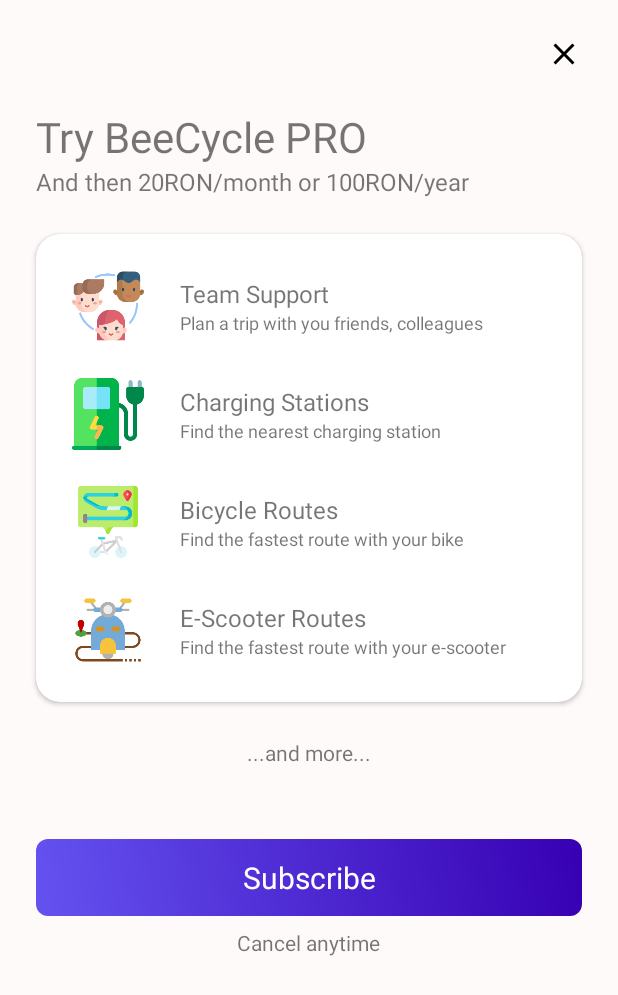
After one commit to helod91/bee-cycle, an Android app: the layout activity_pro_details.xml on its own in the app's theme, with its tools: preview values and no code run, on a phone screen of 412 x 824 dp. The commit adds this screen. Shown: the top 995 px of the screen. Run offline under Robolectric (Android 15) with nearby library versions, the phone set to English and light mode, and no system bars.

Commit message:
Add pro details page

```diff
--- a/app/src/main/AndroidManifest.xml
+++ b/app/src/main/AndroidManifest.xml
@@ -37,5 +37,8 @@
         <activity
             android:name=".ui.profile.ProfileActivity"
             android:exported="true" />
+
+        <activity android:name=".ui.prodetails.ProDetailsActivity"
+            android:exported="true" />
     </application>
 </manifest>
--- a/app/src/main/java/com/accenture/beecycle/ui/main/TeamAdapter.kt
+++ b/app/src/main/java/com/accenture/beecycle/ui/main/TeamAdapter.kt
@@ -1,5 +1,7 @@
 package com.accenture.beecycle.ui.main
 
+import android.content.Context
+import android.content.Intent
 import android.view.LayoutInflater
 import android.view.View
 import android.view.ViewGroup
@@ -8,6 +10,7 @@ import androidx.core.view.isInvisible
 import com.accenture.beecycle.common.BaseAdapter
 import com.accenture.beecycle.databinding.ItemTeamBinding
 import com.accenture.beecycle.domain.models.Team
+import com.accenture.beecycle.ui.prodetails.ProDetailsActivity
 import com.bumptech.glide.Glide
 
 class TeamAdapter : BaseAdapter<ItemTeamBinding, Team>() {
@@ -25,7 +28,19 @@ class TeamAdapter : BaseAdapter<ItemTeamBinding, Team>() {
             teamName.text = team?.name
             teamMembers.text = "${team?.members?.size} in this team"
             setAvatars(this, team?.members)
+
+            teamRide.setOnClickListener {
+                openProDetails(it.context)
+            }
+            root.setOnClickListener {
+                openProDetails(it.context)
+            }
         }
+    }
+
+    private fun openProDetails(context: Context) {
+        val openProDetails = Intent(context, ProDetailsActivity::class.java)
+        context.startActivity(openProDetails)
     }
 
     private fun setAvatars(binding: ItemTeamBinding, members: List<String>?) {
--- /dev/null
+++ b/app/src/main/java/com/accenture/beecycle/ui/prodetails/ProDetailsActivity.kt
@@ -0,0 +1,27 @@
+package com.accenture.beecycle.ui.prodetails
+
+import android.content.Context
+import android.os.Bundle
+import android.view.LayoutInflater
+import androidx.appcompat.app.AppCompatActivity
+import com.accenture.beecycle.databinding.ActivityProDetailsBinding
+import io.github.inflationx.viewpump.ViewPumpContextWrapper
+
+class ProDetailsActivity : AppCompatActivity() {
+
+    override fun onCreate(savedInstanceState: Bundle?) {
+        super.onCreate(savedInstanceState)
+
+        with(ActivityProDetailsBinding.inflate(LayoutInflater.from(this))) {
+            proDetailsClose.setOnClickListener {
+                onBackPressed()
+            }
+
+            setContentView(root)
+        }
+    }
+
+    override fun attachBaseContext(newBase: Context) {
+        super.attachBaseContext(ViewPumpContextWrapper.wrap(newBase))
+    }
+}
--- a/app/src/main/java/com/accenture/beecycle/ui/profile/ProfileActivity.kt
+++ b/app/src/main/java/com/accenture/beecycle/ui/profile/ProfileActivity.kt
@@ -1,6 +1,7 @@
 package com.accenture.beecycle.ui.profile
 
 import android.content.Context
+import android.content.Intent
 import android.graphics.Color
 import android.os.Bundle
 import android.view.LayoutInflater
@@ -8,6 +9,7 @@ import androidx.appcompat.app.AppCompatActivity
 import androidx.constraintlayout.widget.ConstraintLayout
 import com.accenture.beecycle.R
 import com.accenture.beecycle.databinding.ActivityProfileBinding
+import com.accenture.beecycle.ui.prodetails.ProDetailsActivity
 import com.bumptech.glide.Glide
 import com.db.williamchart.view.DonutChartView
 import io.github.inflationx.viewpump.ViewPumpContextWrapper
@@ -54,9 +56,12 @@ class ProfileActivity : AppCompatActivity() {
             profileCarData.donutColors = intArrayOf(Color.parseColor("#5cc87e"))
             profileCarData.animate(listOf(35f))
 
+            profilePro.setOnClickListener {
+                openProDetails()
+            }
             for (i in 0 until profileBikesContainer.childCount) {
                 profileBikesContainer.getChildAt(i).setOnClickListener {
-                    //TODO open PRO
+                    openProDetails()
                 }
             }
 
@@ -75,4 +80,9 @@ class ProfileActivity : AppCompatActivity() {
         weatherPreference.setBackgroundResource(R.drawable.bg_selected_card)
         unSelectableViews.forEach { it.background = null }
     }
+
+    private fun openProDetails() {
+        val openProDetails = Intent(this@ProfileActivity, ProDetailsActivity::class.java)
+        startActivity(openProDetails)
+    }
 }
--- /dev/null
+++ b/app/src/main/res/layout/activity_pro_details.xml
@@ -0,0 +1,199 @@
+<?xml version="1.0" encoding="utf-8"?>
+<LinearLayout xmlns:android="http://schemas.android.com/apk/res/android"
+    android:layout_width="match_parent"
+    xmlns:app="http://schemas.android.com/apk/res-auto"
+    android:orientation="vertical"
+    android:background="@color/grey_10"
+    android:layout_height="match_parent">
+
+    <ImageView
+        android:id="@+id/pro_details_close"
+        android:layout_width="wrap_content"
+        android:layout_height="wrap_content"
+        android:layout_gravity="end"
+        android:padding="24dp"
+        android:src="@drawable/ic_baseline_close_24" />
+
+    <TextView
+        android:layout_width="wrap_content"
+        android:layout_height="wrap_content"
+        android:textSize="28sp"
+        android:layout_marginStart="24dp"
+        android:text="Try BeeCycle PRO" />
+
+    <TextView
+        android:layout_width="wrap_content"
+        android:layout_height="wrap_content"
+        android:textSize="16sp"
+        android:layout_marginStart="24dp"
+        android:text="And then 20RON/month or 100RON/year" />
+
+    <androidx.cardview.widget.CardView
+        android:layout_width="match_parent"
+        android:layout_height="wrap_content"
+        android:layout_margin="24dp"
+        app:cardCornerRadius="16dp">
+
+        <LinearLayout
+            android:layout_width="match_parent"
+            android:layout_height="wrap_content"
+            android:padding="24dp"
+            android:orientation="vertical">
+
+            <LinearLayout
+                android:layout_width="match_parent"
+                android:layout_height="wrap_content"
+                android:gravity="center_vertical"
+                android:orientation="horizontal">
+
+                <ImageView
+                    android:layout_width="48dp"
+                    android:layout_height="48dp"
+                    android:adjustViewBounds="true"
+                    android:src="@drawable/ic_team" />
+
+                <LinearLayout
+                    android:layout_width="wrap_content"
+                    android:layout_height="wrap_content"
+                    android:layout_marginStart="24dp"
+                    android:orientation="vertical">
+                    <TextView
+                        android:layout_width="wrap_content"
+                        android:layout_height="wrap_content"
+                        android:textSize="16sp"
+                        android:text="Team Support" />
+
+                    <TextView
+                        android:layout_width="wrap_content"
+                        android:layout_height="wrap_content"
+                        android:textSize="12sp"
+                        android:text="Plan a trip with you friends, colleagues" />
+                </LinearLayout>
+            </LinearLayout>
+
+            <LinearLayout
+                android:layout_width="match_parent"
+                android:layout_height="wrap_content"
+                android:gravity="center_vertical"
+                android:layout_marginTop="24dp"
+                android:orientation="horizontal">
+
+                <ImageView
+                    android:layout_width="48dp"
+                    android:layout_height="48dp"
+                    android:adjustViewBounds="true"
+                    android:src="@drawable/ic_sharging_station" />
+
+                <LinearLayout
+                    android:layout_width="wrap_content"
+                    android:layout_height="wrap_content"
+                    android:layout_marginStart="24dp"
+                    android:orientation="vertical">
+                    <TextView
+                        android:layout_width="wrap_content"
+                        android:layout_height="wrap_content"
+                        android:textSize="16sp"
+                        android:text="Charging Stations" />
+
+                    <TextView
+                        android:layout_width="wrap_content"
+                        android:layout_height="wrap_content"
+                        android:textSize="12sp"
+                        android:text="Find the nearest charging station" />
+                </LinearLayout>
+            </LinearLayout>
+
+            <LinearLayout
+                android:layout_width="match_parent"
+                android:layout_height="wrap_content"
+                android:gravity="center_vertical"
+                android:layout_marginTop="24dp"
+                android:orientation="horizontal">
+
+                <ImageView
+                    android:layout_width="48dp"
+                    android:layout_height="48dp"
+                    android:adjustViewBounds="true"
+                    android:src="@drawable/ic_route_bike" />
+
+                <LinearLayout
+                    android:layout_width="wrap_content"
+                    android:layout_height="wrap_content"
+                    android:layout_marginStart="24dp"
+                    android:orientation="vertical">
+                    <TextView
+                        android:layout_width="wrap_content"
+                        android:layout_height="wrap_content"
+                        android:textSize="16sp"
+                        android:text="Bicycle Routes" />
+
+                    <TextView
+                        android:layout_width="wrap_content"
+                        android:layout_height="wrap_content"
+                        android:textSize="12sp"
+                        android:text="Find the fastest route with your bike" />
+                </LinearLayout>
+            </LinearLayout>
+
+            <LinearLayout
+                android:layout_width="match_parent"
+                android:layout_height="wrap_content"
+                android:gravity="center_vertical"
+                android:layout_marginTop="24dp"
+                android:orientation="horizontal">
+
+                <ImageView
+                    android:layout_width="48dp"
+                    android:layout_height="48dp"
+                    android:adjustViewBounds="true"
+                    android:src="@drawable/ic_route_scooter" />
+
+                <LinearLayout
+                    android:layout_width="wrap_content"
+                    android:layout_height="wrap_content"
+                    android:layout_marginStart="24dp"
+                    android:orientation="vertical">
+                    <TextView
+                        android:layout_width="wrap_content"
+                        android:layout_height="wrap_content"
+                        android:textSize="16sp"
+                        android:text="E-Scooter Routes" />
+
+                    <TextView
+                        android:layout_width="wrap_content"
+                        android:layout_height="wrap_content"
+                        android:textSize="12sp"
+                        android:text="Find the fastest route with your e-scooter" />
+                </LinearLayout>
+            </LinearLayout>
+        </LinearLayout>
+    </androidx.cardview.widget.CardView>
+
+    <TextView
+        android:layout_width="wrap_content"
+        android:layout_height="wrap_content"
+        android:textSize="14sp"
+        android:layout_gravity="center_horizontal"
+        android:text="...and more..." />
+
+    <TextView
+        android:layout_width="match_parent"
+        android:layout_height="wrap_content"
+        android:background="@drawable/bg_pro"
+        android:textColor="@color/white"
+        android:layout_marginStart="24dp"
+        android:layout_marginTop="48dp"
+        android:layout_marginEnd="24dp"
+        android:text="Subscribe"
+        android:paddingTop="12dp"
+        android:paddingBottom="12dp"
+        android:gravity="center_horizontal"
+        android:textSize="20sp" />
+
+    <TextView
+        android:layout_width="wrap_content"
+        android:layout_height="wrap_content"
+        android:text="Cancel anytime"
+        android:layout_gravity="center_horizontal"
+        android:layout_marginTop="8dp" />
+</LinearLayout>
--- a/app/src/main/res/layout/activity_profile.xml
+++ b/app/src/main/res/layout/activity_profile.xml
@@ -87,7 +87,7 @@
             android:orientation="vertical">
 
             <LinearLayout
-                android:id="@+id/main_pro"
+                android:id="@+id/profile_pro"
                 android:layout_width="match_parent"
                 android:layout_height="wrap_content"
                 android:layout_gravity="center_horizontal"
@@ -395,7 +395,7 @@
                     android:orientation="horizontal">
 
                     <androidx.cardview.widget.CardView
-                        android:layout_width="156dp"
+                        android:layout_width="166dp"
                         android:layout_height="wrap_content"
                         android:layout_marginStart="24dp"
                         android:layout_marginTop="8dp"
@@ -409,6 +409,7 @@
                             android:padding="16dp">
 
                             <TextView
+                                android:id="@+id/profile_co_impact"
                                 android:layout_width="wrap_content"
                                 android:layout_height="wrap_content"
                                 android:text="500 g/km"
@@ -421,12 +422,13 @@
                                 android:layout_height="wrap_content"
                                 android:text="CO2"
                                 android:textSize="12sp"
-                                app:layout_constraintBottom_toBottomOf="parent"
-                                app:layout_constraintStart_toStartOf="parent" />
+                                app:layout_constraintStart_toStartOf="parent"
+                                app:layout_constraintTop_toBottomOf="@id/profile_co_impact" />
 
                             <com.airbnb.lottie.LottieAnimationView
                                 android:layout_width="50dp"
                                 android:layout_height="50dp"
+                                android:translationX="16dp"
                                 app:layout_constraintBottom_toBottomOf="parent"
                                 app:layout_constraintEnd_toEndOf="parent"
                                 app:layout_constraintTop_toTopOf="parent"
@@ -437,7 +439,7 @@
                     </androidx.cardview.widget.CardView>
 
                     <androidx.cardview.widget.CardView
-                        android:layout_width="156dp"
+                        android:layout_width="166dp"
                         android:layout_height="wrap_content"
                         android:layout_margin="8dp"
                         app:cardCornerRadius="16dp">
@@ -448,6 +450,7 @@
                             android:padding="16dp">
 
                             <TextView
+                                android:id="@+id/profile_money_saved"
                                 android:layout_width="wrap_content"
                                 android:layout_height="wrap_content"
                                 android:text="270"
@@ -460,12 +463,13 @@
                                 android:layout_height="wrap_content"
                                 android:text="RON"
                                 android:textSize="12sp"
-                                app:layout_constraintBottom_toBottomOf="parent"
-                                app:layout_constraintStart_toStartOf="parent" />
+                                app:layout_constraintStart_toStartOf="parent"
+                                app:layout_constraintTop_toBottomOf="@id/profile_money_saved" />
 
                             <com.airbnb.lottie.LottieAnimationView
                                 android:layout_width="50dp"
                                 android:layout_height="50dp"
+                                android:translationX="16dp"
                                 app:layout_constraintBottom_toBottomOf="parent"
                                 app:layout_constraintEnd_toEndOf="parent"
                                 app:layout_constraintTop_toTopOf="parent"
@@ -476,7 +480,7 @@
                     </androidx.cardview.widget.CardView>
 
                     <androidx.cardview.widget.CardView
-                        android:layout_width="156dp"
+                        android:layout_width="166dp"
                         android:layout_height="wrap_content"
                         android:layout_marginStart="8dp"
                         android:layout_marginTop="8dp"
@@ -490,6 +494,7 @@
                             android:padding="16dp">
 
                             <TextView
+                                android:id="@+id/profile_time_saved"
                                 android:layout_width="wrap_content"
                                 android:layout_height="wrap_content"
                                 android:text="113"
@@ -502,12 +507,13 @@
                                 android:layout_height="wrap_content"
                                 android:text="min"
                                 android:textSize="12sp"
-                                app:layout_constraintBottom_toBottomOf="parent"
-                                app:layout_constraintStart_toStartOf="parent" />
+                                app:layout_constraintStart_toStartOf="parent"
+                                app:layout_constraintTop_toBottomOf="@id/profile_time_saved" />
 
                             <com.airbnb.lottie.LottieAnimationView
                                 android:layout_width="50dp"
                                 android:layout_height="50dp"
+                                android:translationX="16dp"
                                 app:layout_constraintBottom_toBottomOf="parent"
                                 app:layout_constraintEnd_toEndOf="parent"
                                 app:layout_constraintTop_toTopOf="parent"
--- a/app/src/main/res/layout/item_team.xml
+++ b/app/src/main/res/layout/item_team.xml
@@ -77,7 +77,7 @@
             </LinearLayout>
 
             <Button
-                android:id="@+id/btn_login"
+                android:id="@+id/team_ride"
                 android:layout_width="wrap_content"
                 android:layout_height="wrap_content"
                 android:layout_marginTop="16dp"
```
Also changed, not shown: app/src/main/res/drawable-xxxhdpi/ic_route_bike.png (added), app/src/main/res/drawable-xxxhdpi/ic_route_scooter.png (added), app/src/main/res/drawable-xxxhdpi/ic_sharging_station.png (added), app/src/main/res/drawable-xxxhdpi/ic_team.png (added).
